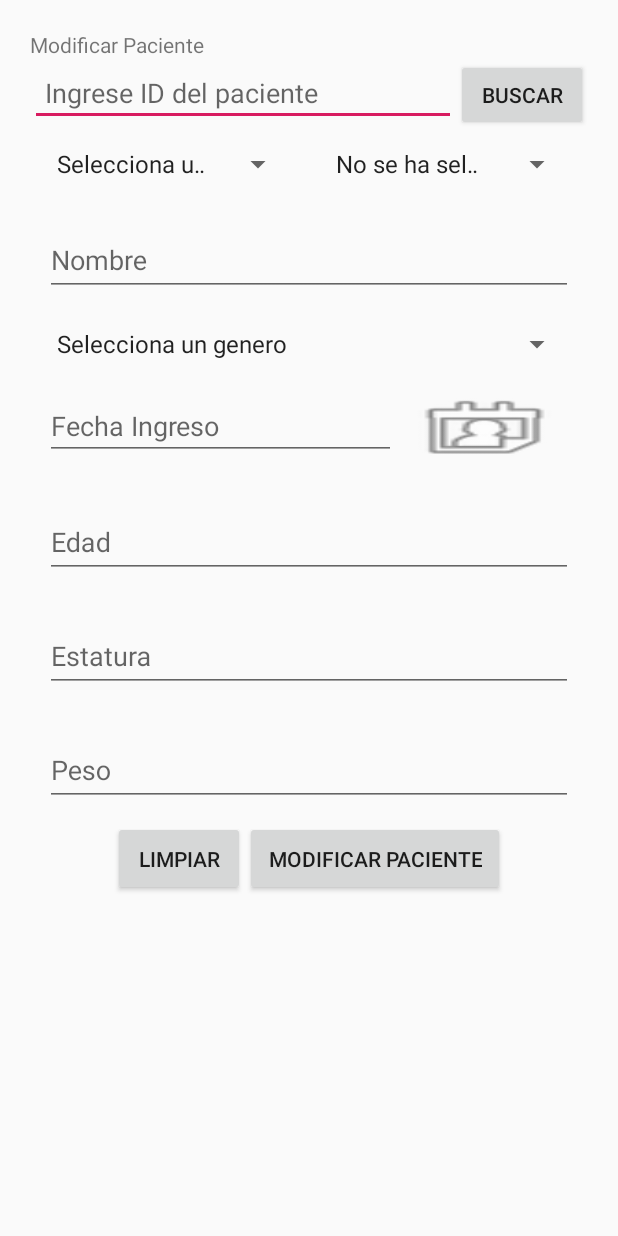
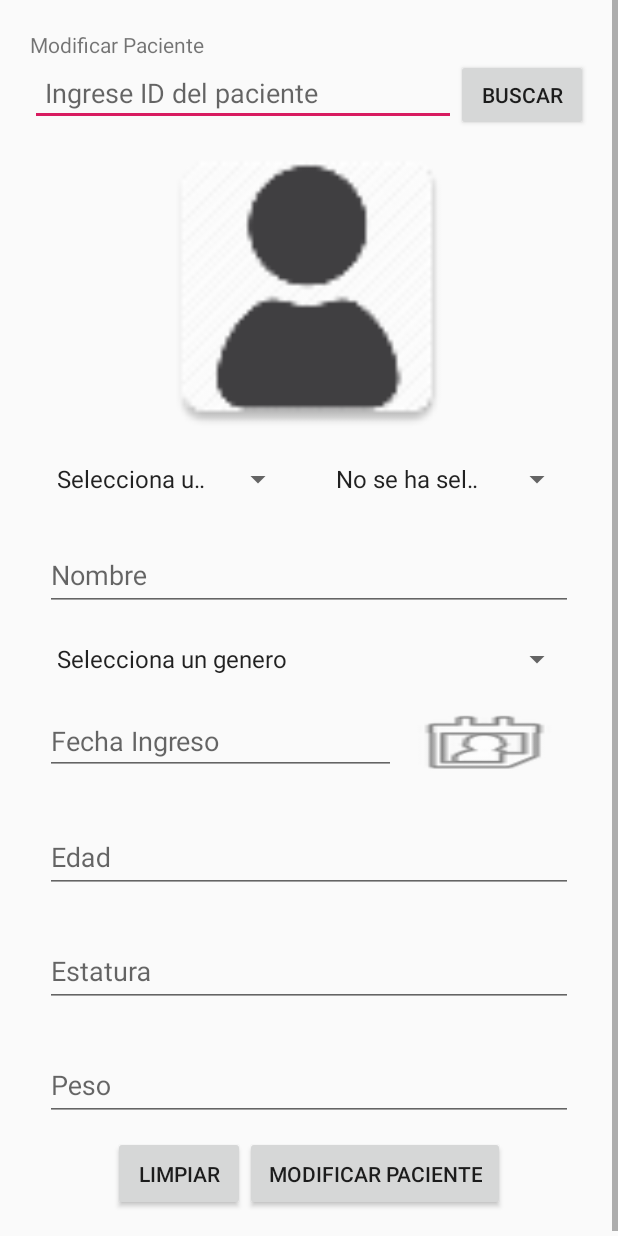
Before and after one commit to kevinrRamirez/Pacientes, an Android app: the layout fragment_modificar.xml on its own in the app's theme, with its tools: preview values and no code run, on a phone screen of 412 x 824 dp. Run offline under Robolectric (Android 15) with nearby library versions, the phone set to English and light mode, and no system bars.

Commit message:
cargar imagen en modificar

```diff
--- a/app/src/main/java/com/example/pacientes/ui/crear/CrearFragment.java
+++ b/app/src/main/java/com/example/pacientes/ui/crear/CrearFragment.java
@@ -444,7 +444,7 @@ public class CrearFragment extends Fragment {
     public void onActivityResult(int requestCode, int resultCode, Intent data) {
         if(requestCode == REQUEST_TAKE_PHOTO && resultCode == Activity.RESULT_OK){
             iVFoto.setImageURI(photoURI);
-            imagen=photoURI.getPath();
+            imagen=currentPhotoPath;
             Toast.makeText(getContext(), "Foto guardada en "+ imagen, Toast.LENGTH_SHORT).show();
         }
     }
--- a/app/src/main/res/layout/fragment_modificar.xml
+++ b/app/src/main/res/layout/fragment_modificar.xml
@@ -45,6 +45,11 @@
 
             </GridLayout>
 
+            <ImageView
+                android:id="@+id/ivFotoModificar"
+                android:layout_width="match_parent"
+                android:layout_height="210dp"
+                app:srcCompat="@mipmap/avatar" />
 
             <LinearLayout
                 android:layout_width="match_parent"
```
Also changed, not shown: app/src/main/java/com/example/pacientes/ui/modificar/ModificarFragment.java (+28 -2 lines).
